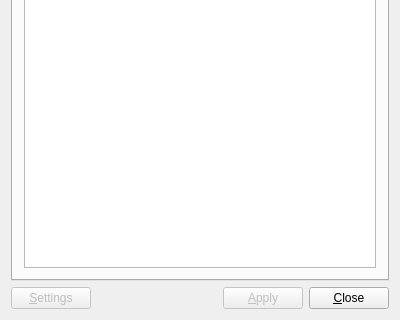
Qt form MetadataDialog.ui (cmpute/deadbeef-qt5) before a commit; both pictures show x 0 to 400 and y 153 to 473 of the 400 by 473 pixel window.
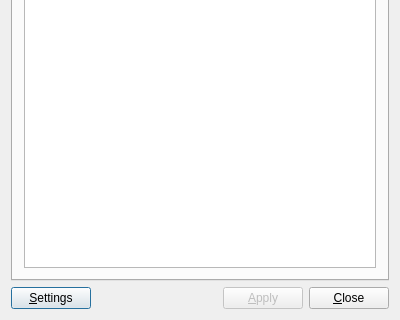
The same form after that commit. Icons and pictures are not drawn.

Patch:
```diff
--- a/MetadataDialog.ui
+++ b/MetadataDialog.ui
@@ -64,7 +64,7 @@
      <item>
       <widget class="QPushButton" name="btnSettings">
        <property name="enabled">
-        <bool>false</bool>
+        <bool>true</bool>
        </property>
        <property name="text">
         <string>&amp;Settings</string>
```
